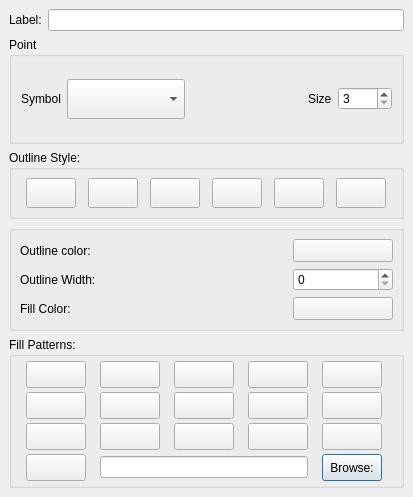
stopa85/Quantum-GIS, file branches/renderer/src/ui/qgssinglesymboldialogbase.ui: the form before one commit.
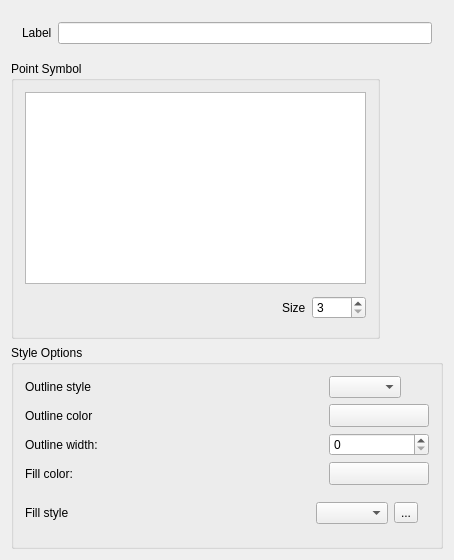
The form after the commit. Custom widgets are drawn as their Qt base class.

The edit to the form file:
```diff
--- a/branches/renderer/src/ui/qgssinglesymboldialogbase.ui
+++ b/branches/renderer/src/ui/qgssinglesymboldialogbase.ui
@@ -5,14 +5,14 @@
    <rect>
     <x>0</x>
     <y>0</y>
-    <width>413</width>
-    <height>497</height>
+    <width>395</width>
+    <height>506</height>
    </rect>
   </property>
   <property name="sizePolicy" >
    <sizepolicy>
-    <hsizetype>3</hsizetype>
-    <vsizetype>5</vsizetype>
+    <hsizetype>0</hsizetype>
+    <vsizetype>0</vsizetype>
     <horstretch>0</horstretch>
     <verstretch>0</verstretch>
    </sizepolicy>
@@ -22,7 +22,7 @@
   </property>
   <layout class="QGridLayout" >
    <property name="margin" >
-    <number>9</number>
+    <number>11</number>
    </property>
    <property name="spacing" >
     <number>6</number>
@@ -30,7 +30,7 @@
    <item row="0" column="0" >
     <layout class="QHBoxLayout" >
      <property name="margin" >
-      <number>0</number>
+      <number>11</number>
      </property>
      <property name="spacing" >
       <number>6</number>
@@ -44,7 +44,7 @@
         </size>
        </property>
        <property name="text" >
-        <string>Label:</string>
+        <string>Label</string>
        </property>
        <property name="buddy" >
         <cstring>mLabelEdit</cstring>
@@ -65,17 +65,44 @@
    </item>
    <item row="1" column="0" >
     <widget class="QGroupBox" name="mGroupPoint" >
+     <property name="sizePolicy" >
+      <sizepolicy>
+       <hsizetype>0</hsizetype>
+       <vsizetype>0</vsizetype>
+       <horstretch>0</horstretch>
+       <verstretch>0</verstretch>
+      </sizepolicy>
+     </property>
      <property name="title" >
-      <string>Point</string>
+      <string>Point Symbol</string>
      </property>
      <layout class="QGridLayout" >
       <property name="margin" >
-       <number>9</number>
+       <number>11</number>
       </property>
       <property name="spacing" >
        <number>6</number>
       </property>
-      <item row="0" column="2" >
+      <item row="0" column="0" colspan="3" >
+       <widget class="QListWidget" name="lstSymbols" >
+        <property name="dragDropMode" >
+         <enum>QAbstractItemView::DragDrop</enum>
+        </property>
+        <property name="alternatingRowColors" >
+         <bool>false</bool>
+        </property>
+        <property name="viewMode" >
+         <enum>QListView::IconMode</enum>
+        </property>
+        <property name="uniformItemSizes" >
+         <bool>true</bool>
+        </property>
+        <property name="wordWrap" >
+         <bool>false</bool>
+        </property>
+       </widget>
+      </item>
+      <item row="1" column="0" >
        <spacer>
         <property name="orientation" >
          <enum>Qt::Horizontal</enum>
@@ -85,37 +112,13 @@
         </property>
         <property name="sizeHint" >
          <size>
-          <width>78</width>
+          <width>251</width>
           <height>35</height>
          </size>
         </property>
        </spacer>
       </item>
-      <item row="0" column="1" >
-       <widget class="QComboBox" name="mPointSymbolComboBox" >
-        <property name="sizePolicy" >
-         <sizepolicy>
-          <hsizetype>7</hsizetype>
-          <vsizetype>7</vsizetype>
-          <horstretch>0</horstretch>
-          <verstretch>0</verstretch>
-         </sizepolicy>
-        </property>
-        <property name="minimumSize" >
-         <size>
-          <width>0</width>
-          <height>0</height>
-         </size>
-        </property>
-        <property name="maximumSize" >
-         <size>
-          <width>32767</width>
-          <height>40</height>
-         </size>
-        </property>
-       </widget>
-      </item>
-      <item row="0" column="3" >
+      <item row="1" column="1" >
        <widget class="QLabel" name="textLabel1_2" >
         <property name="text" >
          <string>Size</string>
@@ -125,7 +128,7 @@
         </property>
        </widget>
       </item>
-      <item row="0" column="4" >
+      <item row="1" column="2" >
        <widget class="QSpinBox" name="mPointSizeSpinBox" >
         <property name="maximum" >
          <number>1000</number>
@@ -141,721 +144,122 @@
         </property>
        </widget>
       </item>
-      <item row="0" column="0" >
-       <widget class="QLabel" name="textLabel1" >
-        <property name="sizePolicy" >
-         <sizepolicy>
-          <hsizetype>5</hsizetype>
-          <vsizetype>1</vsizetype>
-          <horstretch>0</horstretch>
-          <verstretch>0</verstretch>
-         </sizepolicy>
-        </property>
-        <property name="text" >
-         <string>Symbol</string>
-        </property>
-        <property name="buddy" >
-         <cstring>mPointSymbolComboBox</cstring>
-        </property>
-       </widget>
-      </item>
-     </layout>
-    </widget>
-   </item>
-   <item row="4" column="0" >
-    <widget class="QGroupBox" name="grpPattern" >
-     <property name="title" >
-      <string>Fill Patterns:</string>
-     </property>
-     <layout class="QGridLayout" >
-      <property name="margin" >
-       <number>4</number>
-      </property>
-      <property name="spacing" >
-       <number>4</number>
-      </property>
-      <item row="1" column="1" >
-       <widget class="QToolButton" name="dense5" >
-        <property name="maximumSize" >
-         <size>
-          <width>60</width>
-          <height>30</height>
-         </size>
-        </property>
-        <property name="text" >
-         <string/>
-        </property>
-        <property name="iconSize" >
-         <size>
-          <width>50</width>
-          <height>20</height>
-         </size>
-        </property>
-        <property name="checkable" >
-         <bool>true</bool>
-        </property>
-        <property name="autoExclusive" >
-         <bool>true</bool>
-        </property>
-       </widget>
-      </item>
-      <item row="0" column="2" >
-       <widget class="QToolButton" name="dense4" >
-        <property name="maximumSize" >
-         <size>
-          <width>60</width>
-          <height>30</height>
-         </size>
-        </property>
-        <property name="text" >
-         <string/>
-        </property>
-        <property name="iconSize" >
-         <size>
-          <width>50</width>
-          <height>20</height>
-         </size>
-        </property>
-        <property name="checkable" >
-         <bool>true</bool>
-        </property>
-        <property name="autoExclusive" >
-         <bool>true</bool>
-        </property>
-       </widget>
-      </item>
-      <item row="0" column="0" >
-       <widget class="QToolButton" name="solid" >
-        <property name="maximumSize" >
-         <size>
-          <width>60</width>
-          <height>30</height>
-         </size>
-        </property>
-        <property name="text" >
-         <string/>
-        </property>
-        <property name="iconSize" >
-         <size>
-          <width>50</width>
-          <height>20</height>
-         </size>
-        </property>
-        <property name="checkable" >
-         <bool>true</bool>
-        </property>
-        <property name="autoExclusive" >
-         <bool>true</bool>
-        </property>
-       </widget>
-      </item>
-      <item row="0" column="1" >
-       <widget class="QToolButton" name="fdiag" >
-        <property name="maximumSize" >
-         <size>
-          <width>60</width>
-          <height>30</height>
-         </size>
-        </property>
-        <property name="text" >
-         <string/>
-        </property>
-        <property name="iconSize" >
-         <size>
-          <width>50</width>
-          <height>20</height>
-         </size>
-        </property>
-        <property name="checkable" >
-         <bool>true</bool>
-        </property>
-        <property name="autoExclusive" >
-         <bool>true</bool>
-        </property>
-       </widget>
-      </item>
-      <item row="0" column="3" >
-       <widget class="QToolButton" name="horizontal" >
-        <property name="maximumSize" >
-         <size>
-          <width>60</width>
-          <height>30</height>
-         </size>
-        </property>
-        <property name="text" >
-         <string/>
-        </property>
-        <property name="iconSize" >
-         <size>
-          <width>50</width>
-          <height>20</height>
-         </size>
-        </property>
-        <property name="checkable" >
-         <bool>true</bool>
-        </property>
-        <property name="autoExclusive" >
-         <bool>true</bool>
-        </property>
-       </widget>
-      </item>
-      <item row="1" column="0" >
-       <widget class="QToolButton" name="diagcross" >
-        <property name="maximumSize" >
-         <size>
-          <width>60</width>
-          <height>30</height>
-         </size>
-        </property>
-        <property name="text" >
-         <string/>
-        </property>
-        <property name="iconSize" >
-         <size>
-          <width>50</width>
-          <height>20</height>
-         </size>
-        </property>
-        <property name="checkable" >
-         <bool>true</bool>
-        </property>
-        <property name="autoExclusive" >
-         <bool>true</bool>
-        </property>
-       </widget>
-      </item>
-      <item row="0" column="4" >
-       <widget class="QToolButton" name="bdiag" >
-        <property name="sizePolicy" >
-         <sizepolicy>
-          <hsizetype>1</hsizetype>
-          <vsizetype>1</vsizetype>
-          <horstretch>0</horstretch>
-          <verstretch>0</verstretch>
-         </sizepolicy>
-        </property>
-        <property name="minimumSize" >
-         <size>
-          <width>0</width>
-          <height>0</height>
-         </size>
-        </property>
-        <property name="maximumSize" >
-         <size>
-          <width>60</width>
-          <height>30</height>
-         </size>
-        </property>
-        <property name="text" >
-         <string/>
-        </property>
-        <property name="iconSize" >
-         <size>
-          <width>50</width>
-          <height>20</height>
-         </size>
-        </property>
-        <property name="checkable" >
-         <bool>true</bool>
-        </property>
-        <property name="autoExclusive" >
-         <bool>true</bool>
-        </property>
-       </widget>
-      </item>
-      <item row="2" column="1" >
-       <widget class="QToolButton" name="cross" >
-        <property name="sizePolicy" >
-         <sizepolicy>
-          <hsizetype>5</hsizetype>
-          <vsizetype>5</vsizetype>
-          <horstretch>0</horstretch>
-          <verstretch>0</verstretch>
-         </sizepolicy>
-        </property>
-        <property name="maximumSize" >
-         <size>
-          <width>60</width>
-          <height>30</height>
-         </size>
-        </property>
-        <property name="text" >
-         <string/>
-        </property>
-        <property name="iconSize" >
-         <size>
-          <width>50</width>
-          <height>20</height>
-         </size>
-        </property>
-        <property name="checkable" >
-         <bool>true</bool>
-        </property>
-        <property name="autoExclusive" >
-         <bool>true</bool>
-        </property>
-       </widget>
-      </item>
-      <item row="1" column="2" >
-       <widget class="QToolButton" name="vertical" >
-        <property name="maximumSize" >
-         <size>
-          <width>60</width>
-          <height>30</height>
-         </size>
-        </property>
-        <property name="text" >
-         <string/>
-        </property>
-        <property name="iconSize" >
-         <size>
-          <width>50</width>
-          <height>20</height>
-         </size>
-        </property>
-        <property name="checkable" >
-         <bool>true</bool>
-        </property>
-        <property name="autoExclusive" >
-         <bool>true</bool>
-        </property>
-       </widget>
-      </item>
-      <item row="1" column="3" >
-       <widget class="QToolButton" name="dense1" >
-        <property name="maximumSize" >
-         <size>
-          <width>60</width>
-          <height>30</height>
-         </size>
-        </property>
-        <property name="text" >
-         <string/>
-        </property>
-        <property name="iconSize" >
-         <size>
-          <width>50</width>
-          <height>20</height>
-         </size>
-        </property>
-        <property name="checkable" >
-         <bool>true</bool>
-        </property>
-        <property name="autoExclusive" >
-         <bool>true</bool>
-        </property>
-       </widget>
-      </item>
-      <item row="1" column="4" >
-       <widget class="QToolButton" name="dense3" >
-        <property name="sizePolicy" >
-         <sizepolicy>
-          <hsizetype>5</hsizetype>
-          <vsizetype>5</vsizetype>
-          <horstretch>0</horstretch>
-          <verstretch>0</verstretch>
-         </sizepolicy>
-        </property>
-        <property name="minimumSize" >
-         <size>
-          <width>0</width>
-          <height>0</height>
-         </size>
-        </property>
-        <property name="maximumSize" >
-         <size>
-          <width>60</width>
-          <height>30</height>
-         </size>
-        </property>
-        <property name="text" >
-         <string/>
-        </property>
-        <property name="iconSize" >
-         <size>
-          <width>50</width>
-          <height>20</height>
-         </size>
-        </property>
-        <property name="checkable" >
-         <bool>true</bool>
-        </property>
-        <property name="autoExclusive" >
-         <bool>true</bool>
-        </property>
-       </widget>
-      </item>
-      <item row="2" column="2" >
-       <widget class="QToolButton" name="dense2" >
-        <property name="sizePolicy" >
-         <sizepolicy>
-          <hsizetype>5</hsizetype>
-          <vsizetype>5</vsizetype>
-          <horstretch>0</horstretch>
-          <verstretch>0</verstretch>
-         </sizepolicy>
-        </property>
-        <property name="maximumSize" >
-         <size>
-          <width>60</width>
-          <height>30</height>
-         </size>
-        </property>
-        <property name="text" >
-         <string/>
-        </property>
-        <property name="iconSize" >
-         <size>
-          <width>50</width>
-          <height>20</height>
-         </size>
-        </property>
-        <property name="checkable" >
-         <bool>true</bool>
-        </property>
-        <property name="autoExclusive" >
-         <bool>true</bool>
-        </property>
-       </widget>
-      </item>
-      <item row="2" column="4" >
-       <widget class="QToolButton" name="nopen" >
-        <property name="sizePolicy" >
-         <sizepolicy>
-          <hsizetype>5</hsizetype>
-          <vsizetype>5</vsizetype>
-          <horstretch>0</horstretch>
-          <verstretch>0</verstretch>
-         </sizepolicy>
-        </property>
-        <property name="minimumSize" >
-         <size>
-          <width>0</width>
-          <height>0</height>
-         </size>
-        </property>
-        <property name="maximumSize" >
-         <size>
-          <width>60</width>
-          <height>30</height>
-         </size>
-        </property>
-        <property name="toolTip" >
-         <string>No Fill</string>
-        </property>
-        <property name="text" >
-         <string/>
-        </property>
-        <property name="iconSize" >
-         <size>
-          <width>50</width>
-          <height>20</height>
-         </size>
-        </property>
-        <property name="checkable" >
-         <bool>true</bool>
-        </property>
-        <property name="autoExclusive" >
-         <bool>true</bool>
-        </property>
-       </widget>
-      </item>
-      <item row="2" column="0" >
-       <widget class="QToolButton" name="dense6" >
-        <property name="sizePolicy" >
-         <sizepolicy>
-          <hsizetype>5</hsizetype>
-          <vsizetype>5</vsizetype>
-          <horstretch>0</horstretch>
-          <verstretch>0</verstretch>
-         </sizepolicy>
-        </property>
-        <property name="maximumSize" >
-         <size>
-          <width>60</width>
-          <height>30</height>
-         </size>
-        </property>
-        <property name="text" >
-         <string/>
-        </property>
-        <property name="iconSize" >
-         <size>
-          <width>50</width>
-          <height>20</height>
-         </size>
-        </property>
-        <property name="checkable" >
-         <bool>true</bool>
-        </property>
-        <property name="autoExclusive" >
-         <bool>true</bool>
-        </property>
-       </widget>
-      </item>
-      <item row="2" column="3" >
-       <widget class="QToolButton" name="dense7" >
-        <property name="sizePolicy" >
-         <sizepolicy>
-          <hsizetype>5</hsizetype>
-          <vsizetype>5</vsizetype>
-          <horstretch>0</horstretch>
-          <verstretch>0</verstretch>
-         </sizepolicy>
-        </property>
-        <property name="maximumSize" >
-         <size>
-          <width>60</width>
-          <height>30</height>
-         </size>
-        </property>
-        <property name="text" >
-         <string/>
-        </property>
-        <property name="iconSize" >
-         <size>
-          <width>50</width>
-          <height>20</height>
-         </size>
-        </property>
-        <property name="checkable" >
-         <bool>true</bool>
-        </property>
-        <property name="autoExclusive" >
-         <bool>true</bool>
-        </property>
-       </widget>
-      </item>
-      <item row="3" column="1" colspan="3" >
-       <widget class="QLineEdit" name="textureFilePath" />
-      </item>
-      <item row="3" column="4" >
-       <widget class="QPushButton" name="textureSelect" >
-        <property name="maximumSize" >
-         <size>
-          <width>60</width>
-          <height>30</height>
-         </size>
-        </property>
-        <property name="text" >
-         <string>Browse:</string>
-        </property>
-       </widget>
-      </item>
-      <item row="3" column="0" >
-       <widget class="QToolButton" name="texture" >
-        <property name="sizePolicy" >
-         <sizepolicy>
-          <hsizetype>5</hsizetype>
-          <vsizetype>5</vsizetype>
-          <horstretch>0</horstretch>
-          <verstretch>0</verstretch>
-         </sizepolicy>
-        </property>
-        <property name="maximumSize" >
-         <size>
-          <width>60</width>
-          <height>30</height>
-         </size>
-        </property>
-        <property name="text" >
-         <string/>
-        </property>
-        <property name="iconSize" >
-         <size>
-          <width>50</width>
-          <height>20</height>
-         </size>
-        </property>
-        <property name="checkable" >
-         <bool>true</bool>
-        </property>
-        <property name="autoExclusive" >
-         <bool>true</bool>
-        </property>
-       </widget>
-      </item>
      </layout>
     </widget>
    </item>
    <item row="2" column="0" >
-    <widget class="QGroupBox" name="groupBox_2" >
-     <property name="title" >
-      <string>Outline Style:</string>
-     </property>
-     <layout class="QGridLayout" >
-      <property name="margin" >
-       <number>8</number>
-      </property>
-      <property name="spacing" >
-       <number>6</number>
-      </property>
-      <item row="0" column="2" >
-       <widget class="QToolButton" name="pbnLineDashDot" >
-        <property name="maximumSize" >
-         <size>
-          <width>50</width>
-          <height>30</height>
-         </size>
-        </property>
-        <property name="text" >
-         <string/>
-        </property>
-        <property name="iconSize" >
-         <size>
-          <width>60</width>
-          <height>26</height>
-         </size>
-        </property>
-        <property name="checkable" >
-         <bool>true</bool>
-        </property>
-        <property name="autoExclusive" >
-         <bool>true</bool>
-        </property>
-       </widget>
-      </item>
-      <item row="0" column="4" >
-       <widget class="QToolButton" name="pbnLineDashDotDot" >
-        <property name="maximumSize" >
-         <size>
-          <width>50</width>
-          <height>30</height>
-         </size>
-        </property>
-        <property name="text" >
-         <string/>
-        </property>
-        <property name="iconSize" >
-         <size>
-          <width>60</width>
-          <height>26</height>
-         </size>
-        </property>
-        <property name="checkable" >
-         <bool>true</bool>
-        </property>
-        <property name="autoExclusive" >
-         <bool>true</bool>
-        </property>
-       </widget>
-      </item>
-      <item row="0" column="0" >
-       <widget class="QToolButton" name="pbnLineSolid" >
-        <property name="maximumSize" >
-         <size>
-          <width>50</width>
-          <height>30</height>
-         </size>
-        </property>
-        <property name="text" >
-         <string/>
-        </property>
-        <property name="iconSize" >
-         <size>
-          <width>60</width>
-          <height>26</height>
-         </size>
-        </property>
-        <property name="checkable" >
-         <bool>true</bool>
-        </property>
-        <property name="autoExclusive" >
-         <bool>true</bool>
-        </property>
-       </widget>
-      </item>
-      <item row="0" column="3" >
-       <widget class="QToolButton" name="pbnLineDash" >
-        <property name="maximumSize" >
-         <size>
-          <width>50</width>
-          <height>30</height>
-         </size>
-        </property>
-        <property name="text" >
-         <string/>
-        </property>
-        <property name="iconSize" >
-         <size>
-          <width>60</width>
-          <height>26</height>
-         </size>
-        </property>
-        <property name="checkable" >
-         <bool>true</bool>
-        </property>
-        <property name="autoExclusive" >
-         <bool>true</bool>
-        </property>
-       </widget>
-      </item>
-      <item row="0" column="1" >
-       <widget class="QToolButton" name="pbnLineDot" >
-        <property name="maximumSize" >
-         <size>
-          <width>50</width>
-          <height>30</height>
-         </size>
-        </property>
-        <property name="text" >
-         <string/>
-        </property>
-        <property name="iconSize" >
-         <size>
-          <width>60</width>
-          <height>26</height>
-         </size>
-        </property>
-        <property name="checkable" >
-         <bool>true</bool>
-        </property>
-        <property name="autoExclusive" >
-         <bool>true</bool>
-        </property>
-       </widget>
-      </item>
-      <item row="0" column="5" >
-       <widget class="QToolButton" name="pbnLineNoPen" >
-        <property name="maximumSize" >
-         <size>
-          <width>50</width>
-          <height>30</height>
-         </size>
-        </property>
-        <property name="text" >
-         <string/>
-        </property>
-        <property name="iconSize" >
-         <size>
-          <width>60</width>
-          <height>26</height>
-         </size>
-        </property>
-        <property name="checkable" >
-         <bool>true</bool>
-        </property>
-        <property name="autoExclusive" >
-         <bool>true</bool>
-        </property>
-       </widget>
-      </item>
-     </layout>
-    </widget>
-   </item>
-   <item row="3" column="0" >
     <widget class="QGroupBox" name="groupBox_3" >
+     <property name="sizePolicy" >
+      <sizepolicy>
+       <hsizetype>0</hsizetype>
+       <vsizetype>0</vsizetype>
+       <horstretch>0</horstretch>
+       <verstretch>0</verstretch>
+      </sizepolicy>
+     </property>
      <property name="title" >
-      <string/>
+      <string>Style Options</string>
      </property>
      <layout class="QGridLayout" >
       <property name="margin" >
-       <number>8</number>
+       <number>11</number>
       </property>
       <property name="spacing" >
        <number>6</number>
       </property>
-      <item row="1" column="2" >
+      <item row="0" column="0" colspan="2" >
+       <widget class="QLabel" name="outlinecolorlabel_2" >
+        <property name="text" >
+         <string>Outline style</string>
+        </property>
+        <property name="buddy" >
+         <cstring>btnOutlineColor</cstring>
+        </property>
+       </widget>
+      </item>
+      <item row="0" column="2" colspan="2" >
+       <spacer>
+        <property name="orientation" >
+         <enum>Qt::Horizontal</enum>
+        </property>
+        <property name="sizeHint" >
+         <size>
+          <width>161</width>
+          <height>20</height>
+         </size>
+        </property>
+       </spacer>
+      </item>
+      <item row="0" column="4" >
+       <widget class="QComboBox" name="cboOutlineStyle" >
+        <property name="sizePolicy" >
+         <sizepolicy>
+          <hsizetype>0</hsizetype>
+          <vsizetype>0</vsizetype>
+          <horstretch>0</horstretch>
+          <verstretch>0</verstretch>
+         </sizepolicy>
+        </property>
+       </widget>
+      </item>
+      <item row="1" column="0" colspan="2" >
+       <widget class="QLabel" name="outlinecolorlabel" >
+        <property name="text" >
+         <string>Outline color</string>
+        </property>
+        <property name="buddy" >
+         <cstring>btnOutlineColor</cstring>
+        </property>
+       </widget>
+      </item>
+      <item row="1" column="2" colspan="2" >
+       <spacer>
+        <property name="orientation" >
+         <enum>Qt::Horizontal</enum>
+        </property>
+        <property name="sizeType" >
+         <enum>QSizePolicy::Expanding</enum>
+        </property>
+        <property name="sizeHint" >
+         <size>
+          <width>116</width>
+          <height>16</height>
+         </size>
+        </property>
+       </spacer>
+      </item>
+      <item row="1" column="4" >
+       <widget class="QgsColorButton" name="btnOutlineColor" >
+        <property name="sizePolicy" >
+         <sizepolicy>
+          <hsizetype>0</hsizetype>
+          <vsizetype>0</vsizetype>
+          <horstretch>0</horstretch>
+          <verstretch>0</verstretch>
+         </sizepolicy>
+        </property>
+        <property name="minimumSize" >
+         <size>
+          <width>100</width>
+          <height>0</height>
+         </size>
+        </property>
+        <property name="text" >
+         <string/>
+        </property>
+       </widget>
+      </item>
+      <item row="2" column="0" colspan="2" >
+       <widget class="QLabel" name="outlinewidthlabel" >
+        <property name="text" >
+         <string>Outline width:</string>
+        </property>
+        <property name="buddy" >
+         <cstring>outlinewidthspinbox</cstring>
+        </property>
+       </widget>
+      </item>
+      <item row="2" column="2" colspan="2" >
        <spacer>
         <property name="orientation" >
          <enum>Qt::Horizontal</enum>
@@ -871,11 +275,11 @@
         </property>
        </spacer>
       </item>
-      <item row="1" column="3" >
+      <item row="2" column="4" >
        <widget class="QSpinBox" name="outlinewidthspinbox" >
         <property name="sizePolicy" >
          <sizepolicy>
-          <hsizetype>4</hsizetype>
+          <hsizetype>0</hsizetype>
           <vsizetype>0</vsizetype>
           <horstretch>0</horstretch>
           <verstretch>0</verstretch>
@@ -883,7 +287,7 @@
         </property>
         <property name="maximumSize" >
          <size>
-          <width>100</width>
+          <width>99999</width>
           <height>32767</height>
          </size>
         </property>
@@ -892,79 +296,17 @@
         </property>
        </widget>
       </item>
-      <item row="1" column="0" colspan="2" >
-       <widget class="QLabel" name="outlinewidthlabel" >
-        <property name="text" >
-         <string>Outline Width:</string>
-        </property>
-        <property name="buddy" >
-         <cstring>outlinewidthspinbox</cstring>
-        </property>
-       </widget>
-      </item>
-      <item row="0" column="3" >
-       <widget class="QgsColorButton" name="btnOutlineColor" >
-        <property name="minimumSize" >
-         <size>
-          <width>100</width>
-          <height>0</height>
-         </size>
-        </property>
-        <property name="text" >
-         <string/>
-        </property>
-       </widget>
-      </item>
-      <item row="2" column="3" >
-       <widget class="QgsColorButton" name="btnFillColor" >
-        <property name="minimumSize" >
-         <size>
-          <width>100</width>
-          <height>0</height>
-         </size>
-        </property>
-        <property name="text" >
-         <string/>
-        </property>
-       </widget>
-      </item>
-      <item row="2" column="1" colspan="2" >
-       <spacer>
-        <property name="orientation" >
-         <enum>Qt::Horizontal</enum>
-        </property>
-        <property name="sizeType" >
-         <enum>QSizePolicy::Expanding</enum>
-        </property>
-        <property name="sizeHint" >
-         <size>
-          <width>138</width>
-          <height>16</height>
-         </size>
-        </property>
-       </spacer>
-      </item>
-      <item row="2" column="0" >
+      <item row="3" column="0" >
        <widget class="QLabel" name="fillcolorlabel" >
         <property name="text" >
-         <string>Fill Color:</string>
+         <string>Fill color:</string>
         </property>
         <property name="buddy" >
          <cstring>btnFillColor</cstring>
         </property>
        </widget>
       </item>
-      <item row="0" column="0" colspan="2" >
-       <widget class="QLabel" name="outlinecolorlabel" >
-        <property name="text" >
-         <string>Outline color:</string>
-        </property>
-        <property name="buddy" >
-         <cstring>btnOutlineColor</cstring>
-        </property>
-       </widget>
-      </item>
-      <item row="0" column="2" >
+      <item row="3" column="1" colspan="3" >
        <spacer>
         <property name="orientation" >
          <enum>Qt::Horizontal</enum>
@@ -974,15 +316,92 @@
         </property>
         <property name="sizeHint" >
          <size>
-          <width>116</width>
+          <width>138</width>
           <height>16</height>
          </size>
         </property>
        </spacer>
       </item>
+      <item row="3" column="4" >
+       <widget class="QgsColorButton" name="btnFillColor" >
+        <property name="sizePolicy" >
+         <sizepolicy>
+          <hsizetype>0</hsizetype>
+          <vsizetype>0</vsizetype>
+          <horstretch>0</horstretch>
+          <verstretch>0</verstretch>
+         </sizepolicy>
+        </property>
+        <property name="minimumSize" >
+         <size>
+          <width>100</width>
+          <height>0</height>
+         </size>
+        </property>
+        <property name="text" >
+         <string/>
+        </property>
+       </widget>
+      </item>
+      <item row="4" column="0" >
+       <widget class="QLabel" name="fillcolorlabel_2" >
+        <property name="text" >
+         <string>Fill style</string>
+        </property>
+        <property name="buddy" >
+         <cstring>btnFillColor</cstring>
+        </property>
+       </widget>
+      </item>
+      <item row="4" column="2" >
+       <spacer>
+        <property name="orientation" >
+         <enum>Qt::Horizontal</enum>
+        </property>
+        <property name="sizeHint" >
+         <size>
+          <width>40</width>
+          <height>20</height>
+         </size>
+        </property>
+       </spacer>
+      </item>
+      <item row="4" column="3" colspan="2" >
+       <layout class="QHBoxLayout" >
+        <property name="margin" >
+         <number>11</number>
+        </property>
+        <property name="spacing" >
+         <number>6</number>
+        </property>
+        <item>
+         <widget class="QComboBox" name="cboFillStyle" />
+        </item>
+        <item>
+         <widget class="QToolButton" name="toolSelectTexture" >
+          <property name="text" >
+           <string>...</string>
+          </property>
+         </widget>
+        </item>
+       </layout>
+      </item>
      </layout>
     </widget>
    </item>
+   <item row="3" column="0" >
+    <spacer>
+     <property name="orientation" >
+      <enum>Qt::Vertical</enum>
+     </property>
+     <property name="sizeHint" >
+      <size>
+       <width>20</width>
+       <height>21</height>
+      </size>
+     </property>
+    </spacer>
+   </item>
   </layout>
  </widget>
  <layoutdefault spacing="6" margin="11" />
```
Left out of the diff: 22 changed lines with no effect on the pictures.
